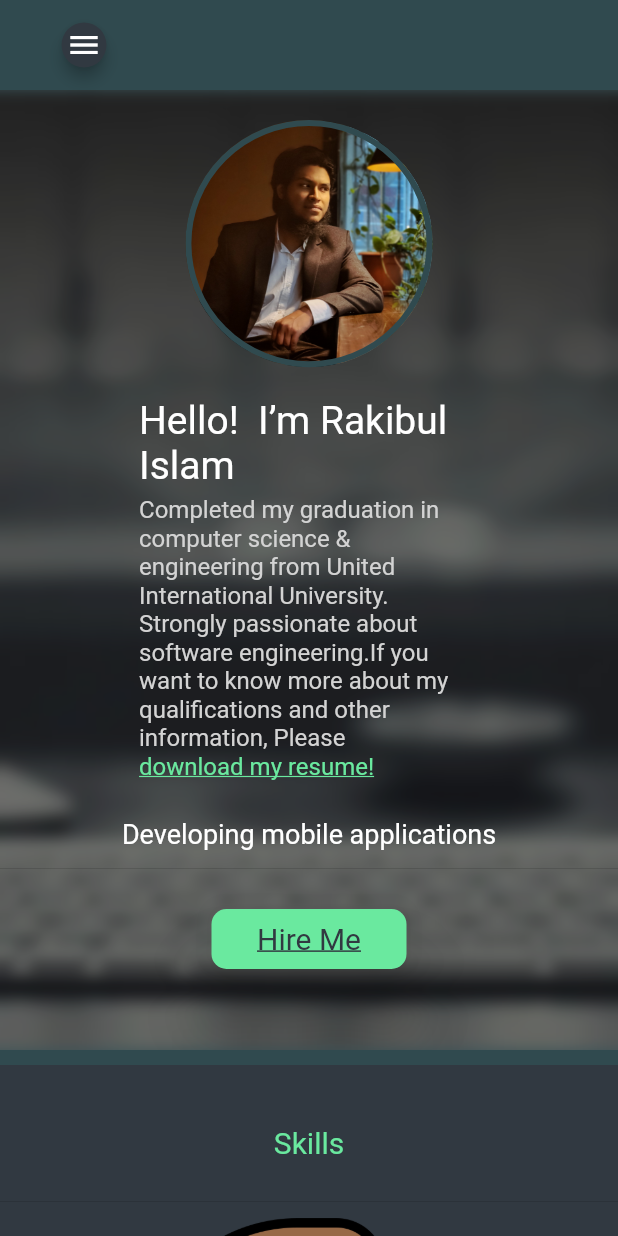
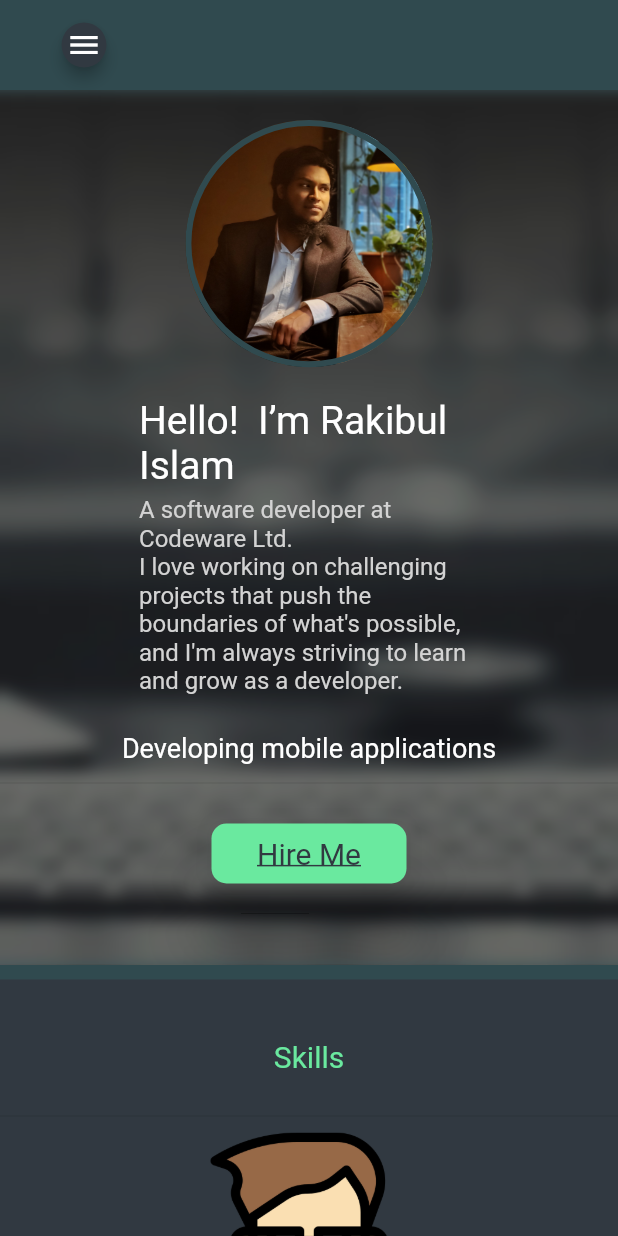
Before and after one commit to Rakibul25/-100daysofcode-mobile_app-, a Flutter app: the screen it shows after launch, on a phone screen of 412 x 824 dp. Run offline on Flutter 3.47's test engine with Material 2 defaults, Android fonts, the phone set to English and light mode, and no system bars; drawn by our look-alikes of animated_text_kit; our stand-ins replace flutter_svg, get, google_fonts, percent_indicator, shared_preferences; missing offline and left inert: dart:ffi; Roboto replaces fonts that are missing (Delius).

Commit message:
updating web

```diff
--- a/rakib/lib/widgets/hello.dart
+++ b/rakib/lib/widgets/hello.dart
@@ -23,22 +23,21 @@ class HelloWithBio extends StatelessWidget {
                   color: Colors.white, fontSize: 26)),
           const SizedBox(height: 5),
           Text(
-              "Completed my graduation in computer science & engineering from United International University."
-              " Strongly passionate about software engineering."
-              "If you want to know more about my qualifications and other information, Please",
+              "A software developer at Codeware Ltd.\nI love working on challenging projects that push the boundaries of what's possible, "
+              "and I'm always striving to learn and grow as a developer.",
               style: GoogleFonts.getFont('Delius',
                   color: CustomColors.gray, fontSize: 16),
             textAlign: TextAlign.left,
           ),
-          InkWell(
-            onTap: () async => !await launch(
-                'https://drive.google.com/drive/folders/11CBADlaI-XRwVrPcwRNIt_NYBxaxIRjN?usp=sharing'),
-            child: Text("download my resume!",
-                style: GoogleFonts.getFont('Delius',
-                    decoration: TextDecoration.underline,
-                    color: CustomColors.primary,
-                    fontSize: 16)),
-          )
+          // InkWell(
+          //   onTap: () async => !await launch(
+          //       'https://drive.google.com/drive/folders/11CBADlaI-XRwVrPcwRNIt_NYBxaxIRjN?usp=sharing'),
+          //   child: Text("download my resume!",
+          //       style: GoogleFonts.getFont('Delius',
+          //           decoration: TextDecoration.underline,
+          //           color: CustomColors.primary,
+          //           fontSize: 16)),
+          // )
         ],
       ),
     );
--- a/rakib/lib/widgets/skills.dart
+++ b/rakib/lib/widgets/skills.dart
@@ -26,6 +26,7 @@ class Skills extends StatelessWidget {
             LayoutBuilder(builder: (context, consraints) {
               if (consraints.maxWidth >= Breakpoints.lg) {
                 return Column(
+                  mainAxisAlignment: MainAxisAlignment.start,
                   children: [
                     Container(
                       //width: size.width * .65,
@@ -63,29 +64,29 @@ class Skills extends StatelessWidget {
                                             const SizedBox(
                                               height: 20,
                                             ),
-                                            Row(
+                                            const Row(
                                               children: [
                                                 Column(
-                                                  children: const [
+                                                  children: [
                                                     SkillCard(
-                                                        percentage: 0.7,
+                                                        percentage: 0.8,
                                                         label: "Dart"),
                                                     SizedBox(
                                                       height: 20,
                                                     ),
                                                     SkillCard(
-                                                        percentage: 0.7,
+                                                        percentage: 0.8,
                                                         label: "Java"),
                                                     SizedBox(
                                                       height: 20,
                                                     ),
                                                     SkillCard(
-                                                        percentage: 0.7,
+                                                        percentage: 0.8,
                                                         label: "C"),
                                                   ],
                                                 ),
                                                 Column(
-                                                  children: const [
+                                                  children: [
                                                     SkillCard(
                                                         percentage: 0.6,
                                                         label: "SQL"),
@@ -128,7 +129,7 @@ class Skills extends StatelessWidget {
                                     const SizedBox(
                                       height: 8,
                                     ),
-                                    Row(
+                                    const Row(
                                       mainAxisAlignment:
                                           MainAxisAlignment.center,
                                       crossAxisAlignment:
@@ -139,9 +140,9 @@ class Skills extends StatelessWidget {
                                               MainAxisAlignment.center,
                                           crossAxisAlignment:
                                               CrossAxisAlignment.center,
-                                          children: const [
+                                          children: [
                                             SkillCardLinear(
-                                                percentage: 0.75,
+                                                percentage: 0.80,
                                                 label: "Flutter"),
                                             SkillCardLinear(
                                                 percentage: 0.7,
@@ -211,11 +212,11 @@ class Skills extends StatelessWidget {
                               const SizedBox(
                                 height: 20,
                               ),
-                              Row(
+                              const Row(
                                 children: [
                                   Column(
-                                    children: const [
-                                      SkillCard(percentage: 0.7, label: "C"),
+                                    children: [
+                                      SkillCard(percentage: 0.8, label: "C"),
                                       SizedBox(
                                         height: 20,
                                       ),
@@ -223,23 +224,23 @@ class Skills extends StatelessWidget {
                                           percentage: 0.6, label: "Python"),
                                     ],
                                   ),
-                                  const SizedBox(
+                                  SizedBox(
                                     width: 15,
                                   ),
                                   Column(
-                                    children: const [
-                                      SkillCard(percentage: 0.7, label: "Dart"),
+                                    children: [
+                                      SkillCard(percentage: 0.8, label: "Dart"),
                                       SizedBox(
                                         height: 20,
                                       ),
-                                      SkillCard(percentage: 0.7, label: "Java"),
+                                      SkillCard(percentage: 0.8, label: "Java"),
                                     ],
                                   ),
-                                  const SizedBox(
+                                  SizedBox(
                                     width: 15,
                                   ),
                                   Column(
-                                    children: const [
+                                    children: [
                                       SkillCard(percentage: 0.6, label: "SQL"),
                                     ],
                                   ),
@@ -263,7 +264,7 @@ class Skills extends StatelessWidget {
                               height: 18,
                             ),
                             const SkillCardLinear(
-                                percentage: 0.75, label: "Flutter"),
+                                percentage: 0.80, label: "Flutter"),
                             const SkillCardLinear(
                                 percentage: 0.7, label: "Firebase"),
                             const SkillCardLinear(
@@ -305,47 +306,47 @@ class Skills extends StatelessWidget {
                       const SizedBox(
                         height: 20,
                       ),
-                      Row(
+                      const Row(
                         mainAxisAlignment: MainAxisAlignment.center,
                         crossAxisAlignment: CrossAxisAlignment.center,
-                        children: const [
-                          SkillCard(percentage: 0.7, label: "Dart"),
+                        children: [
+                          SkillCard(percentage: 0.8, label: "Dart"),
                           SizedBox(
                             height: 20,
                           ),
-                          SkillCard(percentage: 0.7, label: "C"),
+                          SkillCard(percentage: 0.8, label: "C"),
                           SizedBox(
                             height: 20,
                           ),
                         ],
                       ),
-                      SizedBox(
+                      const SizedBox(
                         height: 15,
                       ),
-                      Row(
+                      const Row(
                         mainAxisAlignment: MainAxisAlignment.center,
                         crossAxisAlignment: CrossAxisAlignment.center,
-                        children: const [
+                        children: [
                           SizedBox(
                             height: 20,
                           ),
-                          SkillCard(percentage: 0.7, label: "Dart"),
+                          SkillCard(percentage: 0.8, label: "Dart"),
                           SizedBox(
                             height: 20,
                           ),
                           SizedBox(
                             height: 20,
                           ),
-                          SkillCard(percentage: 0.7, label: "Java"),
+                          SkillCard(percentage: 0.8, label: "Java"),
                         ],
                       ),
-                      SizedBox(
+                      const SizedBox(
                         height: 15,
                       ),
-                      Row(
+                      const Row(
                         mainAxisAlignment: MainAxisAlignment.center,
                         crossAxisAlignment: CrossAxisAlignment.center,
-                        children: const [
+                        children: [
                           SizedBox(
                             height: 20,
                           ),
@@ -369,7 +370,7 @@ class Skills extends StatelessWidget {
                             height: 18,
                           ),
                           const SkillCardLinear(
-                              percentage: 0.75, label: "Flutter"),
+                              percentage: 0.8, label: "Flutter"),
                           const SkillCardLinear(
                               percentage: 0.7, label: "Firebase"),
                           const SkillCardLinear(
```
Also changed, not shown: unittest/analysis_options.yaml (added, +29 -0 lines), unittest/lib/main.dart (added, +115 -0 lines), unittest/pubspec.yaml (added, +90 -0 lines), rakib/pubspec.lock, unittest/pubspec.lock (added), 68 other files.
